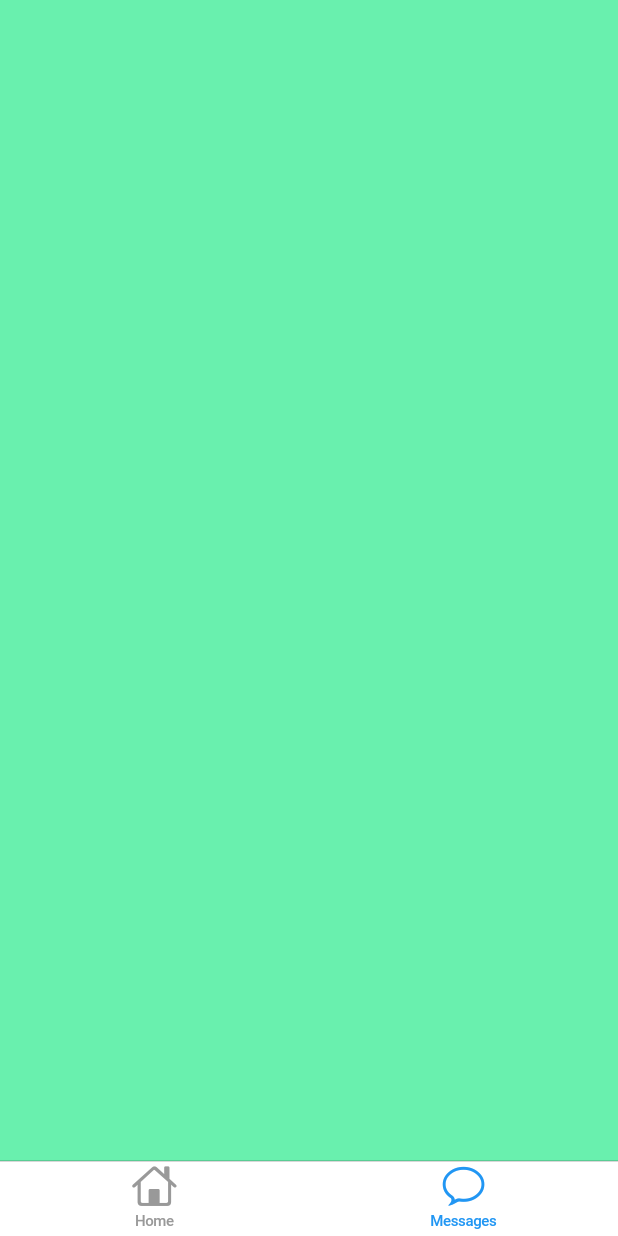
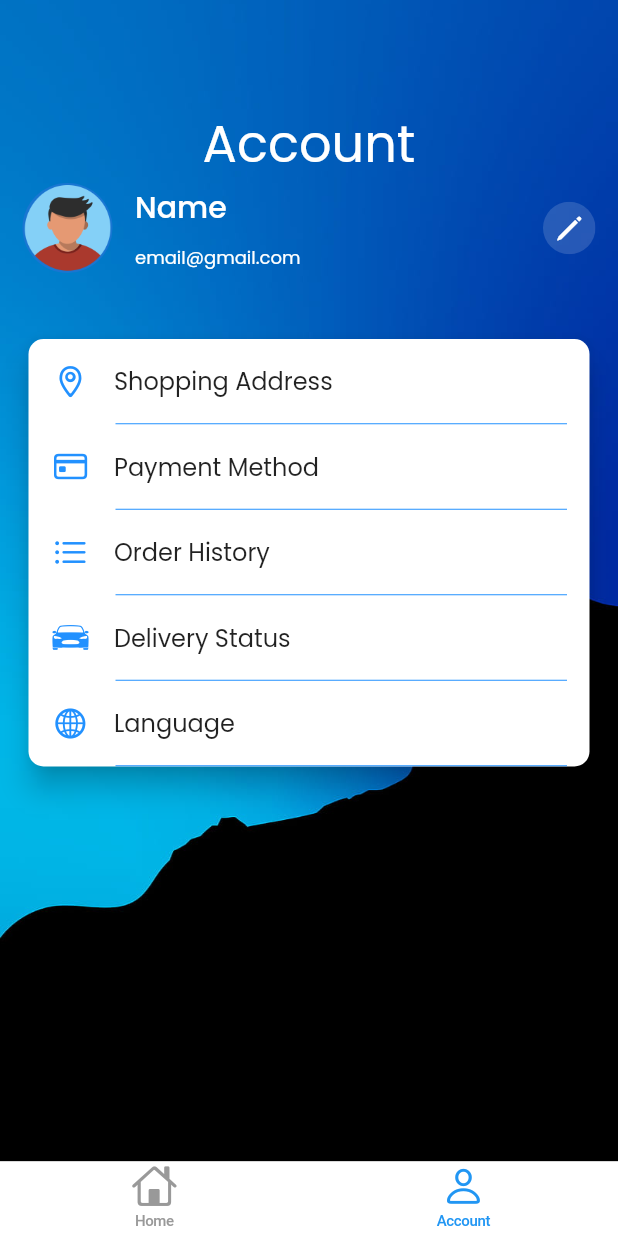
Before and after one commit to Oudormdeveloper/bazzar-app, a Flutter app: the MasterView screen opened by its route, item 2 of the bottom bar chosen, on a phone screen of 412 x 824 dp. Run offline on Flutter 3.47's test engine with Material 2 defaults, Android fonts, the phone set to English and light mode, and no system bars; our stand-ins replace badges, flutter_svg, get, google_fonts; network calls fail; statements that could not run were skipped.

Commit message:
Add Account Page

```diff
--- a/lib/app/constants/asset_path.dart
+++ b/lib/app/constants/asset_path.dart
@@ -12,3 +12,6 @@ final String illustrationAssetsRoot = 'assets/illustration/';
 final String iconAssetsRoot = 'assets/icons/';
 
 final String iconTshirt = getImagePath('TShirt.svg');
+final String accountBg = getImagePath('wellpaper.jpeg');
+final String iconProfile =
+    getImagePath('male_boy_person_people_avatar_icon_159358.png');
--- /dev/null
+++ b/lib/app/modules/account/account_export.dart
@@ -0,0 +1,5 @@
+export 'bindings/account_binding.dart';
+
+export 'controllers/account_controller.dart';
+
+export 'views/account_view.dart';
--- /dev/null
+++ b/lib/app/modules/account/bindings/account_binding.dart
@@ -0,0 +1,12 @@
+import 'package:get/get.dart';
+
+import '../controllers/account_controller.dart';
+
+class AccountBinding extends Bindings {
+  @override
+  void dependencies() {
+    Get.lazyPut<AccountController>(
+      () => AccountController(),
+    );
+  }
+}
--- /dev/null
+++ b/lib/app/modules/account/controllers/account_controller.dart
@@ -0,0 +1,20 @@
+import 'package:get/get.dart';
+
+class AccountController extends GetxController {
+  //TODO: Implement AccountController
+
+  final count = 0.obs;
+  @override
+  void onInit() {
+    super.onInit();
+  }
+
+  @override
+  void onReady() {
+    super.onReady();
+  }
+
+  @override
+  void onClose() {}
+  void increment() => count.value++;
+}
--- /dev/null
+++ b/lib/app/modules/account/views/account_view.dart
@@ -0,0 +1,145 @@
+import 'package:bazzar/core.dart';
+import 'package:flutter/cupertino.dart';
+
+class AccountView extends GetView<AccountController> {
+  @override
+  Widget build(BuildContext context) {
+    return Scaffold(
+      body: Container(
+        decoration: BoxDecoration(
+          image:
+              DecorationImage(image: AssetImage(accountBg), fit: BoxFit.cover),
+        ),
+        child: Column(
+          children: [
+            VerticalSpacing(
+              of: kToolbarHeight,
+            ),
+            Padding(
+              padding: EdgeInsets.all(kvDefaultPadding),
+              child: Column(
+                children: [
+                  Text(
+                    'Account',
+                    style: Get.textTheme.headline4!.copyWith(
+                      color: cWhite,
+                    ),
+                  ),
+                  Row(
+                    children: [
+                      CircleAvatar(
+                        backgroundImage: AssetImage(iconProfile),
+                        radius: 30,
+                      ),
+                      HorizontalSpacing(),
+                      Expanded(
+                        child: Column(
+                          crossAxisAlignment: CrossAxisAlignment.start,
+                          children: [
+                            Text(
+                              'Name',
+                              style: h6TextStyle().copyWith(
+                                color: cWhite,
+                              ),
+                            ),
+                            VerticalSpacing(of: 10),
+                            Text(
+                              'email@gmail.com',
+                              style: kCaptionText().copyWith(
+                                color: cWhite,
+                              ),
+                            ),
+                          ],
+                        ),
+                      ),
+                      SizedBox(
+                        width: 35,
+                        height: 35,
+                        child: ClipRRect(
+                          borderRadius: BorderRadius.circular(99),
+                          child: Material(
+                            color: cWhite.withOpacity(0.15),
+                            child: InkWell(
+                              onTap: () {},
+                              child: Icon(
+                                CupertinoIcons.pencil,
+                                color: cWhite,
+                              ),
+                            ),
+                          ),
+                        ),
+                      )
+                    ],
+                  ),
+                  VerticalSpacing(of: 40),
+                  Card(
+                    elevation: 8,
+                    shape: RoundedRectangleBorder(
+                      borderRadius: BorderRadius.circular(10),
+                    ),
+                    child: Column(
+                      children: [
+                        _itemMenu(
+                          title: 'Shopping Address',
+                          icon: CupertinoIcons.placemark,
+                          onTap: () {},
+                        ),
+                        _itemMenu(
+                          title: 'Payment Method',
+                          icon: CupertinoIcons.creditcard,
+                          onTap: () {},
+                        ),
+                        _itemMenu(
+                          title: 'Order History',
+                          icon: CupertinoIcons.list_bullet,
+                          onTap: () {},
+                        ),
+                        _itemMenu(
+                          title: 'Delivery Status',
+                          icon: CupertinoIcons.car_detailed,
+                          onTap: () {},
+                        ),
+                        _itemMenu(
+                          title: 'Language',
+                          icon: CupertinoIcons.globe,
+                          onTap: () {},
+                        ),
+                      ],
+                    ),
+                  )
+                ],
+              ),
+            ),
+          ],
+        ),
+      ),
+    );
+  }
+
+  Widget _itemMenu({
+    required String title,
+    required IconData icon,
+    required Function() onTap,
+  }) {
+    return Column(
+      children: [
+        ListTile(
+          leading: Icon(
+            icon,
+            color: cPrimary,
+          ),
+          horizontalTitleGap: 1,
+          title: Text(
+            title,
+          ),
+          onTap: onTap,
+        ),
+        Divider(
+          height: 1,
+          indent: 58,
+          endIndent: 15,
+        ),
+      ],
+    );
+  }
+}
--- a/lib/app/modules/master/views/master_view.dart
+++ b/lib/app/modules/master/views/master_view.dart
@@ -16,8 +16,8 @@ class MasterView extends GetView<MasterController> {
             label: 'Home',
           ),
           BottomNavigationBarItem(
-            icon: Icon(CupertinoIcons.chat_bubble),
-            label: 'Messages',
+            icon: Icon(CupertinoIcons.person),
+            label: 'Account',
           ),
         ],
       ),
@@ -30,28 +30,10 @@ class MasterView extends GetView<MasterController> {
         } else {
           return CupertinoTabView(
             navigatorKey: thirdTabNavKey,
-            builder: (BuildContext context) => MySecondTab(),
+            builder: (BuildContext context) => AccountView(),
           );
         }
       },
     );
   }
 }
-
-class MyFirstTab extends StatelessWidget {
-  @override
-  Widget build(BuildContext context) {
-    return Container(
-      color: Colors.redAccent,
-    );
-  }
-}
-
-class MySecondTab extends StatelessWidget {
-  @override
-  Widget build(BuildContext context) {
-    return Container(
-      color: Colors.greenAccent,
-    );
-  }
-}
--- a/lib/app/modules/modules_export.dart
+++ b/lib/app/modules/modules_export.dart
@@ -1,3 +1,4 @@
+export 'account/account_export.dart';
 export 'detail/detail_export.dart';
 export 'get-start/get_start_export.dart';
 export 'home/home_export.dart';
--- a/lib/app/routes/app_pages.dart
+++ b/lib/app/routes/app_pages.dart
@@ -1,3 +1,5 @@
+import 'package:bazzar/app/modules/account/bindings/account_binding.dart';
+import 'package:bazzar/app/modules/account/views/account_view.dart';
 import 'package:bazzar/core.dart';
 
 part 'app_routes.dart';
@@ -38,5 +40,10 @@ class AppPages {
       page: () => DetailView(),
       binding: DetailBinding(),
     ),
+    GetPage(
+      name: _Paths.ACCOUNT,
+      page: () => AccountView(),
+      binding: AccountBinding(),
+    ),
   ];
 }
--- a/lib/app/routes/app_routes.dart
+++ b/lib/app/routes/app_routes.dart
@@ -10,6 +10,7 @@ abstract class Routes {
   static const SIGN_UP = _Paths.SIGN_UP;
   static const MASTER = _Paths.MASTER;
   static const DETAIL = _Paths.DETAIL;
+  static const ACCOUNT = _Paths.ACCOUNT;
 }
 
 abstract class _Paths {
@@ -19,4 +20,5 @@ abstract class _Paths {
   static const SIGN_UP = '/sign-up';
   static const MASTER = '/master';
   static const DETAIL = '/detail';
+  static const ACCOUNT = '/account';
 }
--- a/lib/app/themes/app_text.dart
+++ b/lib/app/themes/app_text.dart
@@ -22,6 +22,12 @@ TextStyle kButtonText() {
   );
 }
 
+TextStyle kSubTitle1Text() {
+  return Get.textTheme.subtitle1!.copyWith(
+    color: Colors.black,
+  );
+}
+
 TextStyle kBody1Text() {
   return Get.textTheme.bodyText1!
       .copyWith(color: Colors.black, fontWeight: FontWeight.bold);
```
Also changed, not shown: assets/images/male_boy_person_people_avatar_icon_159358.png (added), assets/images/wellpaper.jpeg (added).
